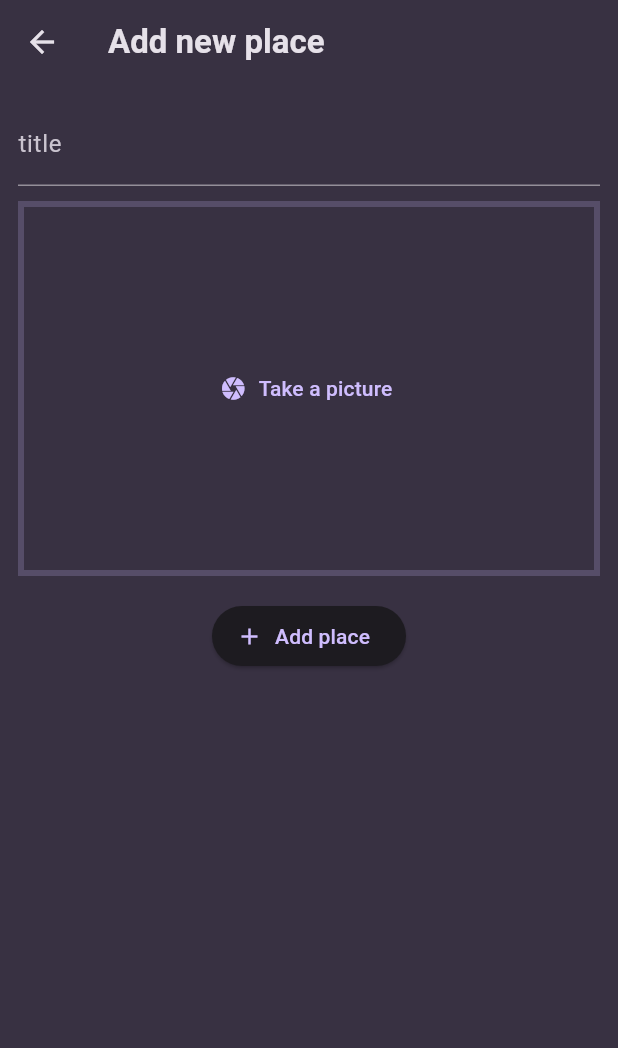
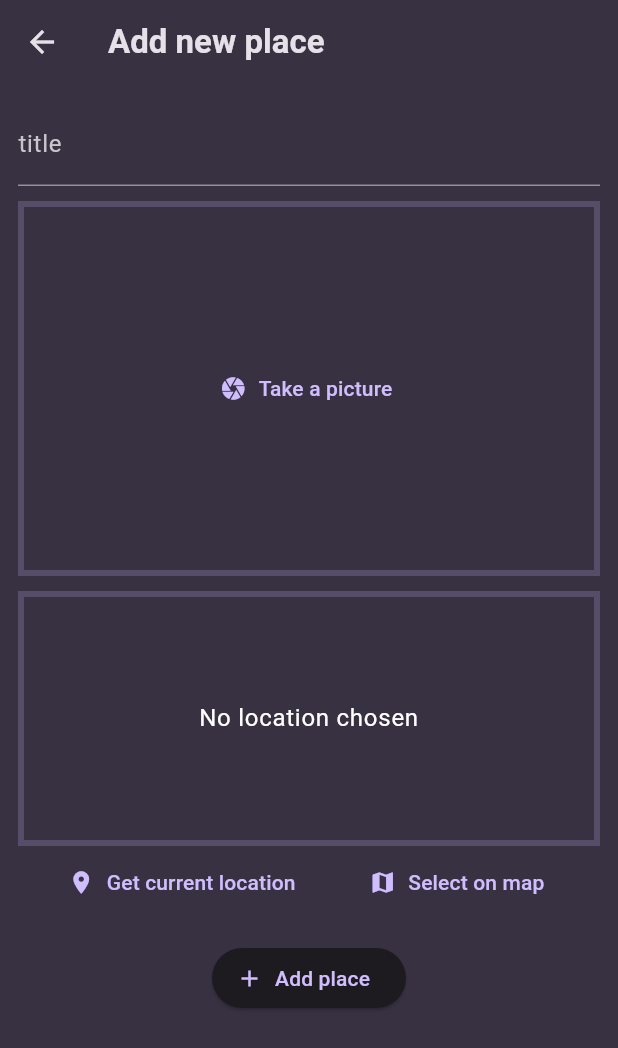
Before and after one commit to MorphineMePlz/Favorite_places_app, a Flutter app: the AddPlaceScreen screen opened directly, on a phone screen of 412 x 824 dp. Shown: the top 1048 px of the screen. Run offline on Flutter 3.47's test engine with Material 3 defaults, Android fonts, the phone set to English and light mode, and no system bars; our stand-ins replace flutter_riverpod, google_fonts, image_picker, location.

Commit message:
add get location function

```diff
--- a/lib/models/place.dart
+++ b/lib/models/place.dart
@@ -3,10 +3,20 @@ import 'dart:io';
 
 const uuid = Uuid();
 
+class PlaceLocation {
+  PlaceLocation(
+      {required this.latitude, required this.longitude, required this.address});
+
+  final double latitude;
+  final double longitude;
+  final String address;
+}
+
 class Place {
-  Place({required this.title, required this.image}) : id = uuid.v4();
+  Place( {required this.title, required this.image, required this.location,}) : id = uuid.v4();
 
   final String id;
   final String title;
   final File image;
+  final PlaceLocation location;
 }
--- a/lib/providers/user_places.dart
+++ b/lib/providers/user_places.dart
@@ -5,8 +5,8 @@ import '../models/place.dart';
 class UserPlacesNotifier extends StateNotifier<List<Place>> {
   UserPlacesNotifier() : super(const []);
 
-  void addPlace(String title, File image) {
-    final newPlace = Place(title: title, image: image);
+  void addPlace(String title, File image, PlaceLocation location) {
+    final newPlace = Place(title: title, image: image, location: location);
     state = [newPlace, ...state];
   }
 }
--- a/lib/screens/add_place.dart
+++ b/lib/screens/add_place.dart
@@ -1,4 +1,6 @@
+import 'package:favorite_places_app/models/place.dart';
 import 'package:favorite_places_app/widgets/image_input.dart';
+import 'package:favorite_places_app/widgets/location_input.dart';
 import 'package:flutter/material.dart';
 import 'package:flutter_riverpod/flutter_riverpod.dart';
 import 'dart:io';
@@ -15,16 +17,19 @@ class AddPlaceScreen extends ConsumerStatefulWidget {
 class _AddPlaceScreenState extends ConsumerState<AddPlaceScreen> {
   final _titleController = TextEditingController();
   File? _selectedImage;
+  PlaceLocation? _selectedLocation;
 
   void _savePlace() {
     final _enteredTitle = _titleController.text;
-    if (_enteredTitle.isEmpty || _selectedImage == null) {
+    if (_enteredTitle.isEmpty ||
+        _selectedImage == null ||
+        _selectedLocation == null) {
       return;
     }
 
     ref
         .read(userPlacesProvider.notifier)
-        .addPlace(_enteredTitle, _selectedImage!);
+        .addPlace(_enteredTitle, _selectedImage!, _selectedLocation!);
     Navigator.of(context).pop();
   }
 
@@ -58,6 +63,14 @@ class _AddPlaceScreenState extends ConsumerState<AddPlaceScreen> {
               },
             ),
             const SizedBox(
+              height: 10,
+            ),
+            LocationInput(
+              onSelectLocation: (location) {
+                _selectedLocation = location;
+              },
+            ),
+            const SizedBox(
               height: 16,
             ),
             ElevatedButton.icon(
--- /dev/null
+++ b/lib/widgets/location_input.dart
@@ -0,0 +1,138 @@
+import 'dart:convert';
+import 'dart:math';
+
+import 'package:favorite_places_app/models/place.dart';
+import 'package:flutter/material.dart';
+import 'package:location/location.dart';
+import 'package:http/http.dart' as http;
+
+class LocationInput extends StatefulWidget {
+  const LocationInput({super.key, required this.onSelectLocation});
+  final void Function(PlaceLocation location) onSelectLocation;
+
+  @override
+  State<LocationInput> createState() => _LocationInputState();
+}
+
+class _LocationInputState extends State<LocationInput> {
+  var isGettingLocation = false;
+  PlaceLocation? pickedLocation;
+
+  String get locationImage {
+    if (pickedLocation == null) {
+      return '';
+    }
+
+    final lat = pickedLocation!.latitude;
+    final lng = pickedLocation!.longitude;
+
+    return 'https://maps.googleapis.com/maps/api/staticmap?center=$lat,$lng&zoom=16&size=600x300&maptype=roadmap&markers=color:red%7Clabel:A%7C$lat,$lng&key=AIzaSyCrN5dgRZ5vtcfeZCPwvgmbFP2VFRkqPMg';
+  }
+
+  void _getCurrentLocation() async {
+    Location location = Location();
+
+    bool serviceEnabled;
+    PermissionStatus permissionGranted;
+    LocationData locationData;
+
+    serviceEnabled = await location.serviceEnabled();
+    if (!serviceEnabled) {
+      serviceEnabled = await location.requestService();
+      if (!serviceEnabled) {
+        return;
+      }
+    }
+
+    permissionGranted = await location.hasPermission();
+    if (permissionGranted == PermissionStatus.denied) {
+      permissionGranted = await location.requestPermission();
+      if (permissionGranted != PermissionStatus.granted) {
+        return;
+      }
+    }
+
+    setState(() {
+      isGettingLocation = true;
+    });
+
+    locationData = await location.getLocation();
+    final lat = locationData.latitude;
+    final lng = locationData.longitude;
+    final url = Uri.parse(
+        'https://maps.googleapis.com/maps/api/geocode/json?latlng=$lat,$lng&key=AIzaSyCrN5dgRZ5vtcfeZCPwvgmbFP2VFRkqPMg');
+    final response = await http.get(url);
+    final responseData = json.decode(response.body);
+    final address = responseData['results'][0]['formatted_address'];
+
+    if (lat == null || lng == null) {
+      return;
+    }
+
+    setState(() {
+      isGettingLocation = false;
+      pickedLocation =
+          PlaceLocation(latitude: lat, longitude: lng, address: address);
+    });
+
+    widget.onSelectLocation(pickedLocation!);
+
+  }
+
+
+
+  @override
+  Widget build(BuildContext context) {
+    Widget previewContent = Text('No location chosen',
+        textAlign: TextAlign.center,
+        style: Theme.of(context)
+            .textTheme
+            .bodyLarge!
+            .copyWith(color: Colors.white));
+
+    if (isGettingLocation) {
+      previewContent = const CircularProgressIndicator();
+    }
+
+    if (pickedLocation != null) {
+      previewContent = Image.network(
+        locationImage,
+        fit: BoxFit.cover,
+        height: double.infinity,
+        width: double.infinity,
+      );
+    }
+
+    return Column(
+      children: [
+        Container(
+            height: 170,
+            decoration: BoxDecoration(
+                border: Border.all(
+                    width: 4,
+                    color: Theme.of(context)
+                        .colorScheme
+                        .primary
+                        .withOpacity(0.2))),
+            width: double.infinity,
+            alignment: Alignment.center,
+            child: previewContent),
+        Row(
+          mainAxisAlignment: MainAxisAlignment.spaceEvenly,
+          children: [
+            TextButton.icon(
+              onPressed: _getCurrentLocation,
+              label: const Text('Get current location'),
+              icon: const Icon(Icons.location_on),
+            ),
+            TextButton.icon(
+              onPressed: () {},
+              label: const Text('Select on map'),
+              icon: const Icon(Icons.map),
+            )
+          ],
+        )
+      ],
+    );
+  }
+}
--- a/pubspec.yaml
+++ b/pubspec.yaml
@@ -39,6 +39,8 @@ dependencies:
   uuid: ^4.4.2
   flutter_riverpod: ^2.5.1
   image_picker: ^1.1.2
+  location: ^5.0.0
+  http: ^1.2.2
 
 dev_dependencies:
   flutter_test:
```
Also changed, not shown: pubspec.lock, 2 other files.
